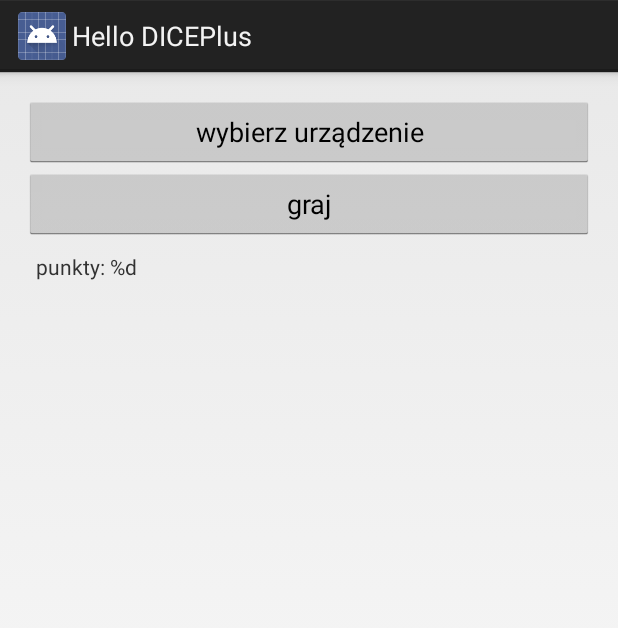
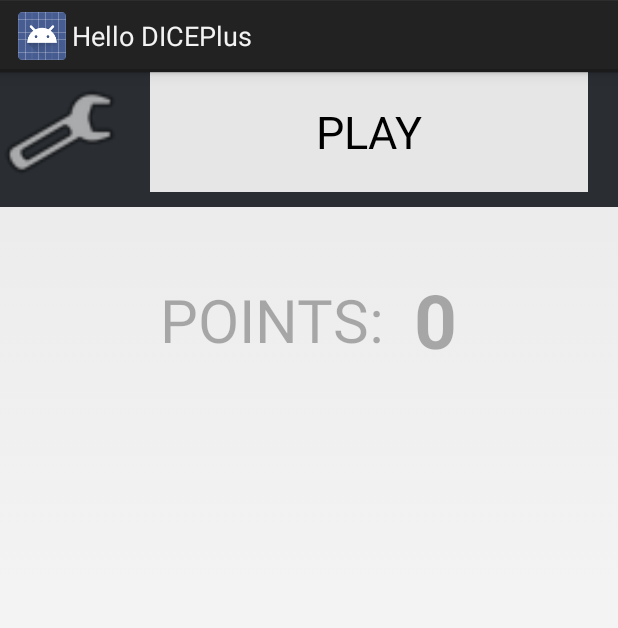
Before and after one commit to malleor/BurningDice, an Android app: the screen it shows after launch (MainActivity), on a phone screen of 412 x 824 dp. Shown: the top 628 px of the screen. Run offline under Robolectric (Android 15) with nearby library versions, the phone set to English and light mode, and no system bars; libraries missing offline, so code that uses them is left out: us.dicepl.android; 6 statements that could not run were skipped.

Commit message:
Added an alternative layout.

```diff
--- a/BurnDicePlus/src/main/java/com/agapep/burndiceplus/MainActivity.java
+++ b/BurnDicePlus/src/main/java/com/agapep/burndiceplus/MainActivity.java
@@ -7,6 +7,7 @@ import android.os.Handler;
 import android.util.Log;
 import android.view.View;
 import android.widget.TextView;
+import android.widget.RelativeLayout;
 
 import android.widget.Toast;
 import us.dicepl.android.sdk.BluetoothManipulator;
@@ -31,7 +32,8 @@ public class MainActivity extends Activity {
     private double[] _burn = new double[] {0.0, 0.0, 0.0, 0.0, 0.0, 0.0};
 
     private Die dicePlus;
-    TextView TVResult;
+    private TextView TVResult;
+    private RelativeLayout PointsBox;
     private long time;
 
     // burnVal - array with burn values <0,1>
@@ -210,10 +212,13 @@ public class MainActivity extends Activity {
     protected void onCreate(Bundle savedInstanceState) {
         super.onCreate(savedInstanceState);
         handler = new Handler();
-        setContentView(R.layout.activity_main);
+        setContentView(R.layout.activity_alternative);
         sp = getPreferences(MODE_PRIVATE);
         spe = sp.edit();
         preferedDice = sp.getString("prefered_dice", null);
+
+        TVResult = (TextView) findViewById(R.id.TVResult);
+        PointsBox = (RelativeLayout) findViewById(R.id.PointsBox);
     }
 
 
@@ -223,7 +228,6 @@ public class MainActivity extends Activity {
 
         Log.d(TAG, "onResume");
 
-        TVResult = (TextView) findViewById(R.id.TVResult);
 
         // Initiating
         BluetoothManipulator.initiate(this);
@@ -278,6 +282,9 @@ public class MainActivity extends Activity {
 
     public void startGame(View v) {
         Toast.makeText(getBaseContext(), "startGame", Toast.LENGTH_LONG).show();
+
+        PointsBox.setAlpha(1.0f);
+
         time = 0;
         handler.post(gameLoop);
         handler.post(drawScene);
--- /dev/null
+++ b/BurnDicePlus/src/main/res/layout/activity_alternative.xml
@@ -0,0 +1,104 @@
+<LinearLayout xmlns:android="http://schemas.android.com/apk/res/android"
+    xmlns:tools="http://schemas.android.com/tools"
+    android:layout_width="match_parent"
+    android:layout_height="match_parent"
+    android:paddingLeft="0dp"
+    android:paddingRight="0dp"
+    android:paddingTop="0dp"
+    android:paddingBottom="@dimen/activity_vertical_margin"
+    tools:context=".MainActivity"
+    android:orientation="vertical">
+
+    <RelativeLayout
+        android:layout_width="match_parent"
+        android:layout_height="90dp"
+        android:background="#2a2e33"
+        android:paddingBottom="10dp">
+
+        <Button android:text="PLAY"
+                android:layout_width="200dp"
+                android:layout_height="92dp"
+                android:onClick="startGame"
+            android:layout_gravity="left|right"
+            android:layout_alignParentRight="true"
+            android:layout_alignParentEnd="true"
+            android:id="@+id/button"
+            android:layout_alignParentTop="true"
+            android:layout_marginRight="20dp"
+            android:textSize="30dp"
+            android:layout_toRightOf="@+id/imageButton"
+            android:layout_marginLeft="20dp"
+            android:background="#e6e6e6" />
+
+        <ImageButton
+            android:layout_width="80dp"
+            android:layout_height="80dp"
+            android:id="@+id/imageButton"
+            android:background="@android:drawable/ic_menu_manage"
+            android:layout_alignParentTop="true"
+            android:layout_alignParentLeft="true"
+            android:layout_alignParentStart="true"
+            android:layout_alignBottom="@+id/button"
+            android:onClick="selectDice" />
+
+    </RelativeLayout>
+
+    <LinearLayout
+        android:orientation="vertical"
+        android:layout_width="match_parent"
+        android:layout_height="wrap_content"></LinearLayout>
+
+    <LinearLayout
+        android:orientation="horizontal"
+        android:layout_width="match_parent"
+        android:layout_height="wrap_content"
+        android:weightSum="1">
+
+    </LinearLayout>
+
+    <RelativeLayout
+        android:layout_width="match_parent"
+        android:layout_height="150dp"
+        android:layout_gravity="center"
+        android:alpha="0.3"
+        android:id="@+id/PointsBox">
+
+        <LinearLayout
+            android:orientation="horizontal"
+            android:layout_width="wrap_content"
+            android:layout_height="fill_parent"
+            android:gravity="center_horizontal"
+            android:layout_alignParentTop="true"
+            android:layout_centerHorizontal="true">
+
+            <TextView
+                android:layout_width="wrap_content"
+                android:layout_height="wrap_content"
+                android:textAppearance="?android:attr/textAppearanceLarge"
+                android:text="POINTS:"
+                android:id="@+id/textView"
+                android:layout_gravity="center_vertical"
+                android:textSize="40sp" />
+
+            <TextView
+                android:layout_width="wrap_content"
+                android:layout_height="wrap_content"
+                android:textAppearance="?android:attr/textAppearanceLarge"
+                android:text="0"
+                android:layout_gravity="center_vertical"
+                android:textStyle="bold"
+                android:layout_marginLeft="20dp"
+                android:textSize="50sp"
+                android:id="@+id/PointsText" />
+
+        </LinearLayout>
+    </RelativeLayout>
+
+    <ListView
+        android:layout_width="match_parent"
+        android:layout_height="wrap_content"
+        android:id="@+id/Leaderboard"
+        android:layout_gravity="center_horizontal" />
+
+
+</LinearLayout>
--- a/BurnDicePlus/src/main/res/layout/activity_main.xml
+++ b/BurnDicePlus/src/main/res/layout/activity_main.xml
@@ -12,7 +12,7 @@
     <Button android:text="wybierz urządzenie"
             android:layout_width="match_parent"
             android:layout_height="wrap_content"
-            android:onClick="selectDice"/>
+            android:onClick="selectDice" />
 
     <Button android:text="graj"
             android:layout_width="match_parent"
```
